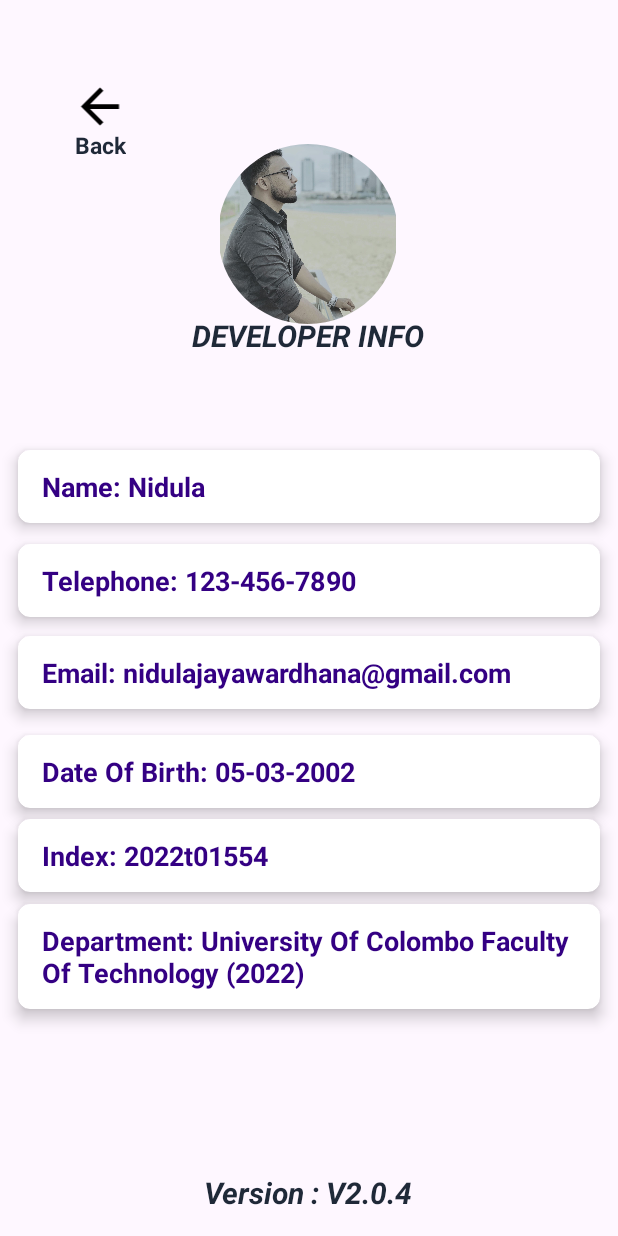
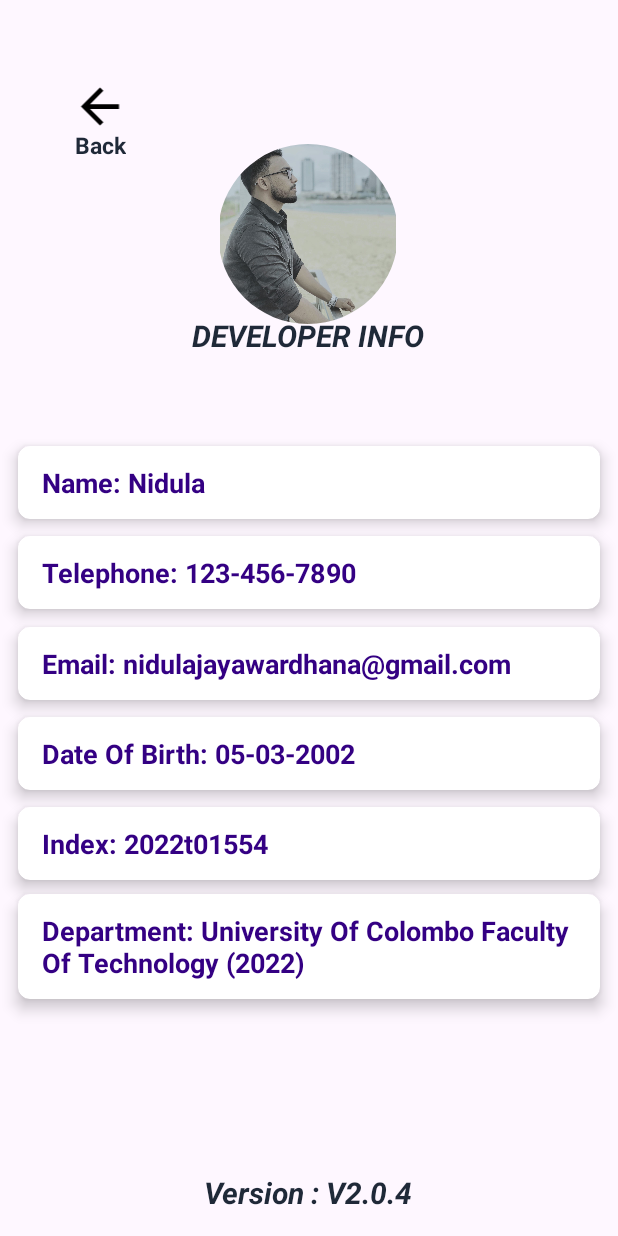
Before and after one commit to nidula6/FOTPulse, an Android app: the layout activity_developer.xml on its own in the app's theme, with its tools: preview values and no code run, on a phone screen of 412 x 824 dp. Run offline under Robolectric (Android 15) with nearby library versions, the phone set to English and light mode, and no system bars.

Commit message:
bugs fixed

```diff
--- a/app/src/main/java/com/example/TechPulse/CategoryNewsActivity.java
+++ b/app/src/main/java/com/example/TechPulse/CategoryNewsActivity.java
@@ -48,7 +48,7 @@ public class CategoryNewsActivity extends AppCompatActivity {
             // Create an Intent to navigate back to HomeActivity
             Intent intent = new Intent(CategoryNewsActivity.this, HomeActivity.class);
             startActivity(intent);  // Start HomeActivity
-            finish();  // Optional: Close CategoryNewsActivity if you don't want it in the back stack
+            finish();
         });
         // Fetch data from Firebase and filter by category
         newsRef.addValueEventListener(new ValueEventListener() {
--- a/app/src/main/java/com/example/TechPulse/FullNewsActivity.java
+++ b/app/src/main/java/com/example/TechPulse/FullNewsActivity.java
@@ -46,7 +46,7 @@ public class FullNewsActivity extends AppCompatActivity {
 
         // Set up the back button click listener
         backIcon.setOnClickListener(v -> {
-            // Finish this activity and return to the previous activity
+
             finish();
         });
     }
--- a/app/src/main/java/com/example/TechPulse/LoginActivity.java
+++ b/app/src/main/java/com/example/TechPulse/LoginActivity.java
@@ -50,7 +50,7 @@ public class LoginActivity extends AppCompatActivity {
             loginUser(email, password);
         });
 
-        // Set onClickListener for sign up button (to navigate to the sign-up screen)
+
         signUpButton.setOnClickListener(v -> {
             // Navigate to SignUpActivity
             Intent intent = new Intent(LoginActivity.this, SignUpActivity.class);
--- a/app/src/main/res/layout/activity_developer.xml
+++ b/app/src/main/res/layout/activity_developer.xml
@@ -44,7 +44,7 @@
             app:cardElevation="6dp"
             app:layout_constraintBottom_toBottomOf="parent"
             app:layout_constraintTop_toTopOf="parent"
-            app:layout_constraintVertical_bias="0.383"
+            app:layout_constraintVertical_bias="0.38"
             tools:layout_editor_absoluteX="12dp">
 
             <TextView
@@ -74,7 +74,7 @@
             app:cardElevation="6dp"
             app:layout_constraintBottom_toBottomOf="parent"
             app:layout_constraintTop_toTopOf="parent"
-            app:layout_constraintVertical_bias="0.467"
+            app:layout_constraintVertical_bias="0.46"
             tools:layout_editor_absoluteX="8dp">
 
             <TextView
@@ -103,7 +103,7 @@
             app:cardElevation="6dp"
             app:layout_constraintBottom_toBottomOf="parent"
             app:layout_constraintTop_toTopOf="parent"
-            app:layout_constraintVertical_bias="0.548"
+            app:layout_constraintVertical_bias="0.54"
             tools:layout_editor_absoluteX="12dp">
 
             <TextView
@@ -133,7 +133,7 @@
             app:cardElevation="6dp"
             app:layout_constraintBottom_toBottomOf="parent"
             app:layout_constraintTop_toTopOf="parent"
-            app:layout_constraintVertical_bias="0.636"
+            app:layout_constraintVertical_bias="0.62"
             tools:layout_editor_absoluteX="12dp">
 
             <TextView
@@ -161,7 +161,7 @@
             app:cardElevation="6dp"
             app:layout_constraintBottom_toBottomOf="parent"
             app:layout_constraintTop_toTopOf="parent"
-            app:layout_constraintVertical_bias="0.711"
+            app:layout_constraintVertical_bias="0.70"
             tools:layout_editor_absoluteX="12dp">
 
             <TextView
@@ -257,7 +257,9 @@
             app:layout_constraintHorizontal_bias="0.166"
             app:layout_constraintStart_toStartOf="parent"
             app:layout_constraintTop_toTopOf="parent"
-            app:layout_constraintVertical_bias="0.809"><TextView
+            app:layout_constraintVertical_bias="0.80">
+
+            <TextView
             android:id="@+id/uniview"
             android:layout_width="match_parent"
             android:layout_height="wrap_content"
--- a/app/src/main/res/layout/activity_full_news.xml
+++ b/app/src/main/res/layout/activity_full_news.xml
@@ -6,7 +6,7 @@
     android:layout_width="match_parent"
     android:layout_height="match_parent"
     android:padding="16dp"
-    android:background="#d5ccfc">
+    android:background="#E6E6FA">
 
 
     <ImageView
```
Also changed, not shown: app/src/main/java/com/example/TechPulse/HomeActivity.java (+5 -6 lines), app/src/main/java/com/example/TechPulse/SignUpActivity.java (+16 -2 lines), app/src/main/res/layout/activity_signup.xml (+36 -18 lines).
